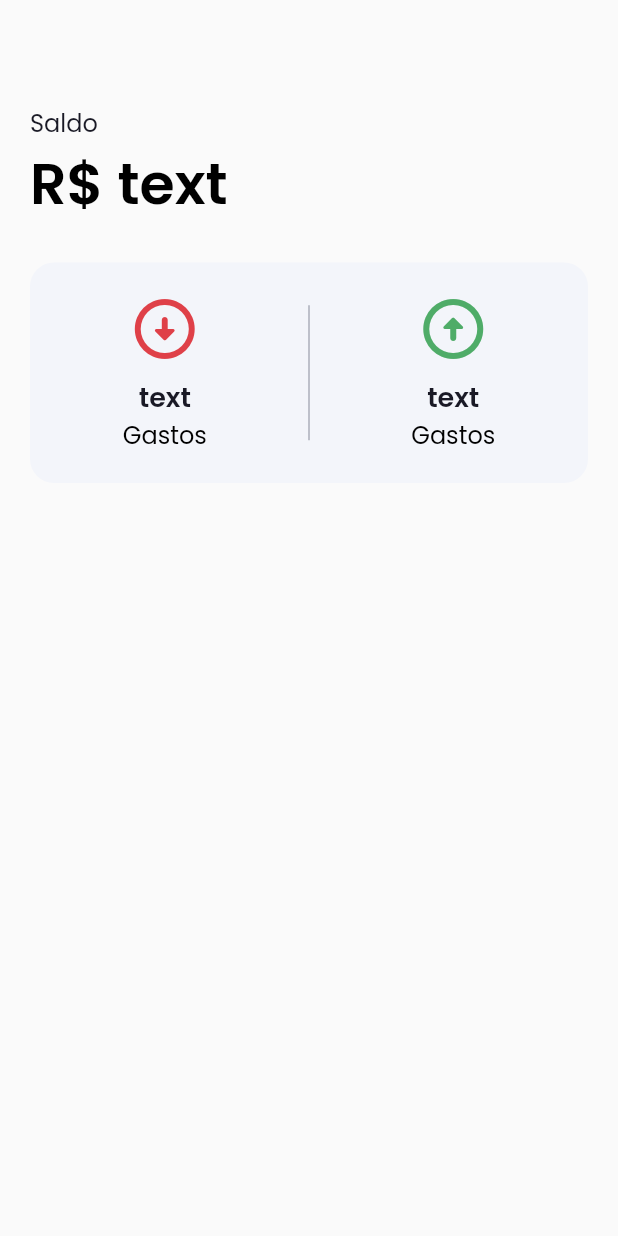
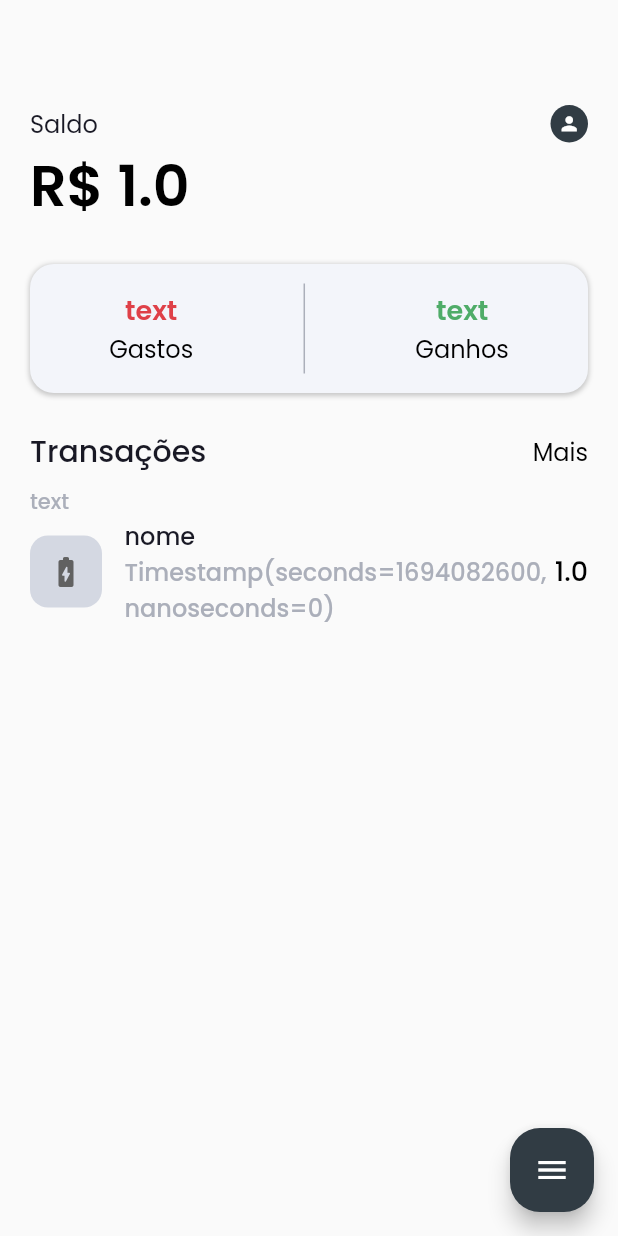
Before and after one commit to danielmaques/finance_control, a Flutter app: the HomePage screen opened by its route, on a phone screen of 412 x 824 dp. Run offline on Flutter 3.47's test engine with Material 2 defaults, Android fonts, the phone set to English and light mode, and no system bars; our stand-ins replace cloud_firestore, equatable, firebase_auth, firebase_core, firebase_storage, flutter_modular and 2 more; accounts and stored records are empty.

Commit message:
home balace data

```diff
--- a/lib/app/home/ui/page/home_page.dart
+++ b/lib/app/home/ui/page/home_page.dart
@@ -1,9 +1,31 @@
+import 'package:finance_control/app/home/ui/controller/home_controller.dart';
+import 'package:finance_control/core/ds/components/transaction_list/finance_transaction_list.dart';
 import 'package:finance_control/core/ds/style/app_colors.dart';
 import 'package:finance_control/core/ds/style/finance_text.dart';
 import 'package:flutter/material.dart';
 
-class HomePage extends StatelessWidget {
-  const HomePage({super.key});
+class HomePage extends StatefulWidget {
+  const HomePage({
+    super.key,
+    required this.controller,
+  });
+
+  final HomeController controller;
+
+  @override
+  State<HomePage> createState() => _HomePageState();
+}
+
+class _HomePageState extends State<HomePage> {
+  bool isOpen = false;
+
+  @override
+  void initState() {
+    super.initState();
+    widget.controller
+        .addTransaction(DateTime.now(), 1, 'nome', 'categoria', 'add');
+    widget.controller.getTransactions();
+  }
 
   @override
   Widget build(BuildContext context) {
@@ -14,21 +36,50 @@ class HomePage extends StatelessWidget {
           crossAxisAlignment: CrossAxisAlignment.start,
           mainAxisAlignment: MainAxisAlignment.start,
           children: [
-            const FinanceText.p16(
-              'Saldo',
-              fontWeight: FontWeight.w400,
-              color: AppColors.midnightBlack,
+            Row(
+              mainAxisAlignment: MainAxisAlignment.spaceBetween,
+              crossAxisAlignment: CrossAxisAlignment.center,
+              children: [
+                const FinanceText.p16(
+                  'Saldo',
+                  fontWeight: FontWeight.w400,
+                  color: AppColors.midnightBlack,
+                ),
+                Container(
+                  padding: const EdgeInsets.all(5),
+                  decoration: const BoxDecoration(
+                    color: AppColors.navyBlue,
+                    shape: BoxShape.circle,
+                  ),
+                  child: const Icon(
+                    Icons.person,
+                    color: Colors.white,
+                    size: 15,
+                  ),
+                ),
+              ],
             ),
-            const FinanceText.h2(
-              'R\$ text',
-              fontWeight: FontWeight.w600,
+            ValueListenableBuilder(
+              valueListenable: widget.controller.balance,
+              builder: (context, value, child) => FinanceText.h2(
+                'R\$ $value',
+                fontWeight: FontWeight.w600,
+              ),
             ),
             const SizedBox(height: 24),
             Container(
-              padding: const EdgeInsets.symmetric(horizontal: 28, vertical: 20),
+              padding: const EdgeInsets.symmetric(horizontal: 16, vertical: 13),
               decoration: BoxDecoration(
                 color: const Color(0xFFF3F5FA),
                 borderRadius: BorderRadius.circular(16),
+                boxShadow: [
+                  BoxShadow(
+                    color: Colors.black.withOpacity(0.2),
+                    spreadRadius: 0.5,
+                    blurRadius: 2,
+                    offset: const Offset(0, 1),
+                  ),
+                ],
               ),
               child: Row(
                 crossAxisAlignment: CrossAxisAlignment.center,
@@ -36,46 +87,110 @@ class HomePage extends StatelessWidget {
                 children: [
                   const Column(
                     children: [
-                      Icon(
-                        Icons.arrow_circle_down_rounded,
-                        color: AppColors.cherryRed,
-                        size: 48,
-                      ),
-                      SizedBox(height: 8),
                       FinanceText.p18(
                         'text',
                         fontWeight: FontWeight.w600,
-                        color: AppColors.midnightBlack,
+                        color: AppColors.cherryRed,
                       ),
                       FinanceText.p16('Gastos')
                     ],
                   ),
                   Container(
                     width: 1,
-                    height: 90,
+                    height: 60,
                     color: AppColors.slateGray,
                   ),
                   const Column(
                     children: [
-                      Icon(
-                        Icons.arrow_circle_up_rounded,
-                        color: AppColors.forestGreen,
-                        size: 48,
-                      ),
-                      SizedBox(height: 8),
                       FinanceText.p18(
                         'text',
                         fontWeight: FontWeight.w600,
-                        color: AppColors.midnightBlack,
+                        color: AppColors.forestGreen,
                       ),
-                      FinanceText.p16('Gastos')
+                      FinanceText.p16('Ganhos')
                     ],
                   ),
                 ],
               ),
             ),
+            const SizedBox(height: 24),
+            const Row(
+              mainAxisAlignment: MainAxisAlignment.spaceBetween,
+              crossAxisAlignment: CrossAxisAlignment.center,
+              children: [
+                FinanceText.h4(
+                  'Transações',
+                  fontWeight: FontWeight.w500,
+                  color: AppColors.midnightBlack,
+                ),
+                FinanceText.p16('Mais'),
+              ],
+            ),
+            const SizedBox(height: 8),
+            ValueListenableBuilder(
+              valueListenable: widget.controller.transaction,
+              builder: (context, value, child) => FinanceTransactionList(
+                transaction: value,
+              ),
+            ),
           ],
         ),
+      ),
+      floatingActionButton: Column(
+        mainAxisAlignment: MainAxisAlignment.end,
+        children: [
+          Visibility(
+            visible: isOpen,
+            child: FloatingActionButton(
+              mini: true,
+              tooltip: 'Histórico',
+              onPressed: () {
+                print('Opção 1 clicada');
+              },
+              backgroundColor: AppColors.navyBlue,
+              child: const Icon(Icons.poll_outlined),
+            ),
+          ),
+          const SizedBox(height: 10),
+          Visibility(
+            visible: isOpen,
+            child: FloatingActionButton(
+              mini: true,
+              tooltip: 'Gasto',
+              onPressed: () {
+                print('Opção 2 clicada');
+              },
+              backgroundColor: AppColors.navyBlue,
+              child: const Icon(Icons.remove),
+            ),
+          ),
+          const SizedBox(height: 10),
+          Visibility(
+            visible: isOpen,
+            child: FloatingActionButton(
+              mini: true,
+              tooltip: 'Adicionar',
+              onPressed: () {
+                print('Opção 2 clicada');
+              },
+              backgroundColor: AppColors.navyBlue,
+              child: const Icon(Icons.add),
+            ),
+          ),
+          const SizedBox(height: 10),
+          FloatingActionButton(
+            shape: RoundedRectangleBorder(
+              borderRadius: BorderRadius.circular(20),
+            ),
+            onPressed: () {
+              setState(() {
+                isOpen = !isOpen;
+              });
+            },
+            backgroundColor: AppColors.navyBlue,
+            child: Icon(isOpen ? Icons.close : Icons.menu),
+          ),
+        ],
       ),
     );
   }
--- /dev/null
+++ b/lib/core/ds/components/transaction_list/finance_transaction_list.dart
@@ -0,0 +1,78 @@
+import 'package:finance_control/core/ds/style/app_colors.dart';
+import 'package:finance_control/core/ds/style/finance_text.dart';
+import 'package:flutter/material.dart';
+
+class FinanceTransactionList extends StatelessWidget {
+  const FinanceTransactionList({
+    super.key,
+    this.itemCount,
+    required this.transaction,
+  });
+
+  final int? itemCount;
+  final List<Map<String, dynamic>> transaction;
+
+  @override
+  Widget build(BuildContext context) {
+    return Column(
+      crossAxisAlignment: CrossAxisAlignment.start,
+      mainAxisAlignment: MainAxisAlignment.start,
+      children: [
+        const FinanceText.p14(
+          'text',
+          fontWeight: FontWeight.w500,
+          color: AppColors.slateGray,
+        ),
+        ListView.separated(
+          shrinkWrap: true,
+          itemCount: itemCount ?? transaction.length,
+          separatorBuilder: (context, index) => const SizedBox(height: 16),
+          itemBuilder: (context, index) {
+            final currentTransaction = transaction[index];
+            return Row(
+              crossAxisAlignment: CrossAxisAlignment.center,
+              mainAxisAlignment: MainAxisAlignment.start,
+              children: [
+                Container(
+                  height: 48,
+                  width: 48,
+                  decoration: BoxDecoration(
+                    color: AppColors.softGray,
+                    borderRadius: BorderRadius.circular(12),
+                  ),
+                  child: Icon(
+                    Icons.battery_charging_full_rounded,
+                    color: Colors.grey[700],
+                  ),
+                ),
+                const SizedBox(width: 15),
+                Expanded(
+                  child: Column(
+                    mainAxisAlignment: MainAxisAlignment.spaceBetween,
+                    crossAxisAlignment: CrossAxisAlignment.start,
+                    children: [
+                      FinanceText.p16(
+                        currentTransaction['nome'],
+                        fontWeight: FontWeight.w500,
+                        color: AppColors.midnightBlack,
+                      ),
+                      FinanceText.p16(
+                        currentTransaction['data'].toString(),
+                        fontWeight: FontWeight.w500,
+                        color: AppColors.slateGray,
+                      ),
+                    ],
+                  ),
+                ),
+                FinanceText.p18(
+                  currentTransaction['valor'].toString(),
+                  fontWeight: FontWeight.w500,
+                ),
+              ],
+            );
+          },
+        ),
+      ],
+    );
+  }
+}
--- a/lib/main.dart
+++ b/lib/main.dart
@@ -4,7 +4,6 @@ import 'package:flutter/material.dart';
 import 'package:flutter_modular/flutter_modular.dart';
 
 import 'app/create_account/create_account_module.dart';
-
 import 'app/home/home_modular.dart';
 
 void main() async {
@@ -20,6 +19,7 @@ class AppWidget extends StatelessWidget {
   Widget build(BuildContext context) {
     return MaterialApp.router(
       title: 'My Smart App',
+      debugShowCheckedModeBanner: false,
       theme: ThemeData(primarySwatch: Colors.blue),
       routerConfig: Modular.routerConfig,
     );
--- a/pubspec.yaml
+++ b/pubspec.yaml
@@ -16,6 +16,7 @@ dependencies:
   flutter_modular: ^6.3.1
   google_fonts: ^5.1.0
   firebase_auth: ^4.9.0
+  firebase_storage: ^11.2.6
   cloud_firestore: ^4.9.1
   equatable: ^2.0.5
   shared_preferences: ^2.2.1
```
Also changed, not shown: lib/app/home/datasource/data/home_data.dart (added, +10 -0 lines), lib/app/home/datasource/data/home_data_impl.dart (added, +82 -0 lines), lib/app/home/datasource/repository/home_repository.dart (added, +10 -0 lines), lib/app/home/datasource/repository/home_repository_impl.dart (added, +31 -0 lines), lib/app/home/domain/usecase/home_usecase.dart (added, +10 -0 lines), lib/app/home/domain/usecase/home_usecase_impl.dart (added, +31 -0 lines), lib/app/home/home_modular.dart (+16 -2 lines), lib/app/home/ui/controller/home_controller.dart (added, +62 -0 lines), pubspec.lock, 18 other files.
